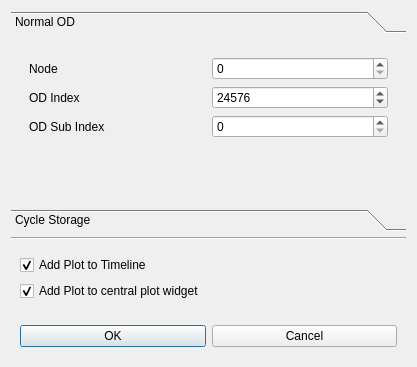
epl-viz/EPL-Viz, file libEPLViz/ui/PlotCreator.ui: the form before one commit.
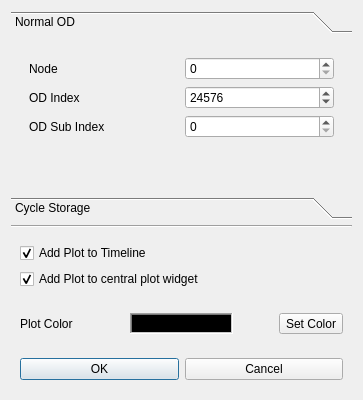
The form after the commit. Icons and pictures are not drawn. Custom widgets are drawn as their Qt base class.

Commit message: Plots now saved in settings

What changed in the file:
```diff
--- a/libEPLViz/ui/PlotCreator.ui
+++ b/libEPLViz/ui/PlotCreator.ui
@@ -6,8 +6,8 @@
    <rect>
     <x>0</x>
     <y>0</y>
-    <width>417</width>
-    <height>367</height>
+    <width>363</width>
+    <height>400</height>
    </rect>
   </property>
   <property name="windowTitle">
@@ -30,8 +30,8 @@
        <rect>
         <x>0</x>
         <y>0</y>
-        <width>405</width>
-        <height>162</height>
+        <width>351</width>
+        <height>145</height>
        </rect>
       </property>
       <attribute name="label">
@@ -183,6 +183,131 @@
      </layout>
     </widget>
    </item>
+   <item>
+    <widget class="QWidget" name="widget_5" native="true">
+     <layout class="QHBoxLayout" name="horizontalLayout">
+      <item>
+       <widget class="QLabel" name="label_5">
+        <property name="sizePolicy">
+         <sizepolicy hsizetype="Preferred" vsizetype="Preferred">
+          <horstretch>1</horstretch>
+          <verstretch>0</verstretch>
+         </sizepolicy>
+        </property>
+        <property name="text">
+         <string>Plot Color</string>
+        </property>
+       </widget>
+      </item>
+      <item>
+       <widget class="QFrame" name="COL_PLOT">
+        <property name="sizePolicy">
+         <sizepolicy hsizetype="Preferred" vsizetype="Preferred">
+          <horstretch>1</horstretch>
+          <verstretch>0</verstretch>
+         </sizepolicy>
+        </property>
+        <property name="palette">
+         <palette>
+          <active>
+           <colorrole role="Base">
+            <brush brushstyle="SolidPattern">
+             <color alpha="255">
+              <red>35</red>
+              <green>38</green>
+              <blue>41</blue>
+             </color>
+            </brush>
+           </colorrole>
+           <colorrole role="Window">
+            <brush brushstyle="SolidPattern">
+             <color alpha="255">
+              <red>0</red>
+              <green>0</green>
+              <blue>0</blue>
+             </color>
+            </brush>
+           </colorrole>
+          </active>
+          <inactive>
+           <colorrole role="Base">
+            <brush brushstyle="SolidPattern">
+             <color alpha="255">
+              <red>35</red>
+              <green>38</green>
+              <blue>41</blue>
+             </color>
+            </brush>
+           </colorrole>
+           <colorrole role="Window">
+            <brush brushstyle="SolidPattern">
+             <color alpha="255">
+              <red>0</red>
+              <green>0</green>
+              <blue>0</blue>
+             </color>
+            </brush>
+           </colorrole>
+          </inactive>
+          <disabled>
+           <colorrole role="Base">
+            <brush brushstyle="SolidPattern">
+             <color alpha="255">
+              <red>0</red>
+              <green>0</green>
+              <blue>0</blue>
+             </color>
+            </brush>
+           </colorrole>
+           <colorrole role="Window">
+            <brush brushstyle="SolidPattern">
+             <color alpha="255">
+              <red>0</red>
+              <green>0</green>
+              <blue>0</blue>
+             </color>
+            </brush>
+           </colorrole>
+          </disabled>
+         </palette>
+        </property>
+        <property name="autoFillBackground">
+         <bool>true</bool>
+        </property>
+        <property name="frameShape">
+         <enum>QFrame::WinPanel</enum>
+        </property>
+        <property name="frameShadow">
+         <enum>QFrame::Sunken</enum>
+        </property>
+       </widget>
+      </item>
+      <item>
+       <spacer name="horizontalSpacer">
+        <property name="orientation">
+         <enum>Qt::Horizontal</enum>
+        </property>
+        <property name="sizeHint" stdset="0">
+         <size>
+          <width>40</width>
+          <height>20</height>
+         </size>
+        </property>
+       </spacer>
+      </item>
+      <item>
+       <widget class="QToolButton" name="changeColor">
+        <property name="text">
+         <string>Set Color</string>
+        </property>
+        <property name="icon">
+         <iconset theme="color-picker"/>
+        </property>
+       </widget>
+      </item>
+     </layout>
+    </widget>
+   </item>
    <item>
     <widget class="QWidget" name="widget_2" native="true">
      <layout class="QHBoxLayout" name="horizontalLayout_2">
```
Left out of the diff: 25 changed lines with no effect on the pictures. The commit also changes 19 other files.
